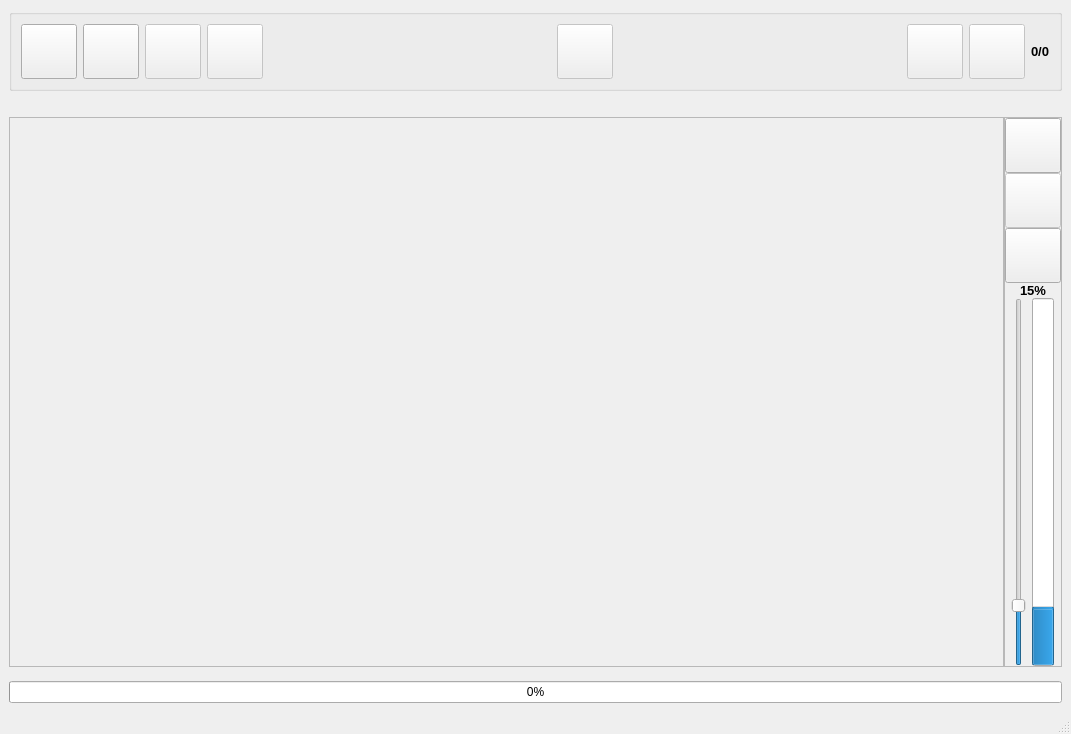
Before: the Qt Designer form src/ui/main_ui/ui_main.ui in sclMAX/NsfwScannAndExplorer, drawn with Qt 5.
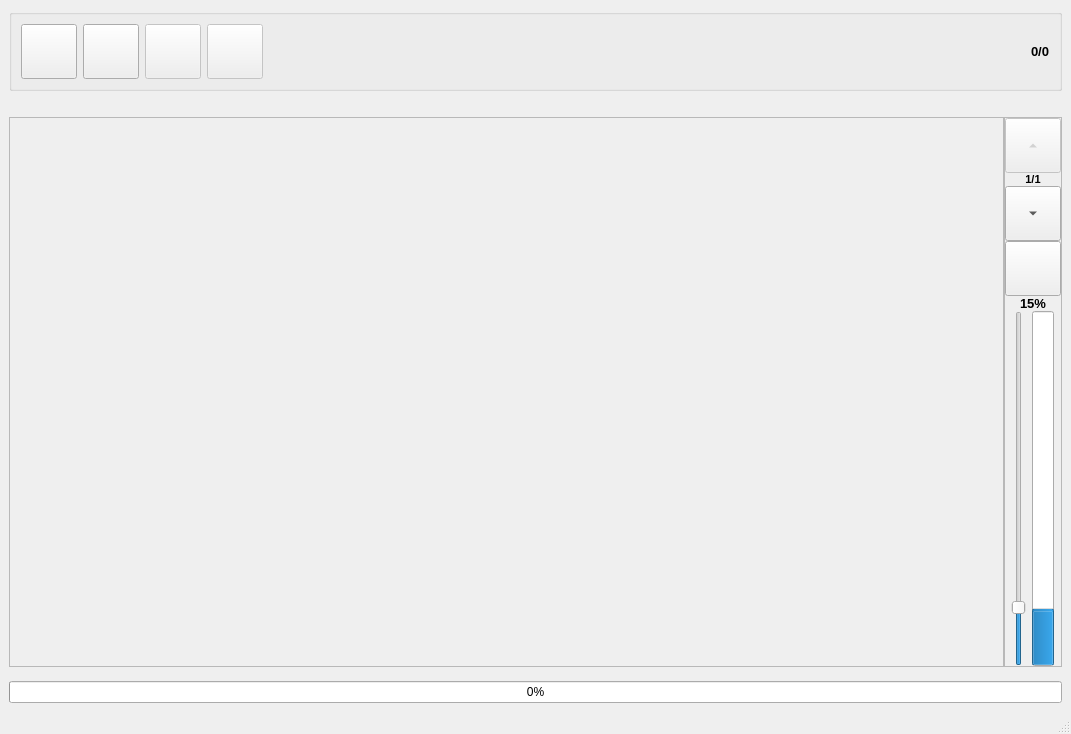
After: the same form once the commit is applied. Icons and pictures are not drawn.

Patch:
```diff
--- a/src/ui/main_ui/ui_main.ui
+++ b/src/ui/main_ui/ui_main.ui
@@ -136,88 +136,6 @@
          </property>
         </spacer>
        </item>
-       <item>
-        <widget class="QToolButton" name="btnCreateMiniatures">
-         <property name="enabled">
-          <bool>false</bool>
-         </property>
-         <property name="toolTip">
-          <string>&lt;html&gt;&lt;head/&gt;&lt;body&gt;&lt;p&gt;Crear miniaturas.&lt;/p&gt;&lt;/body&gt;&lt;/html&gt;</string>
-         </property>
-         <property name="text">
-          <string/>
-         </property>
-         <property name="icon">
-          <iconset>
-           <normaloff>icons/icon-th-large.png</normaloff>icons/icon-th-large.png</iconset>
-         </property>
-         <property name="iconSize">
-          <size>
-           <width>48</width>
-           <height>48</height>
-          </size>
-         </property>
-        </widget>
-       </item>
-       <item>
-        <spacer name="horizontalSpacer">
-         <property name="orientation">
-          <enum>Qt::Horizontal</enum>
-         </property>
-         <property name="sizeHint" stdset="0">
-          <size>
-           <width>40</width>
-           <height>20</height>
-          </size>
-         </property>
-        </spacer>
-       </item>
-       <item>
-        <widget class="QToolButton" name="btnUnsSelect">
-         <property name="enabled">
-          <bool>false</bool>
-         </property>
-         <property name="toolTip">
-          <string>Quitar Seleccion</string>
-         </property>
-         <property name="text">
-          <string/>
-         </property>
-         <property name="icon">
-          <iconset>
-           <normaloff>icons/icon-th-list.png</normaloff>icons/icon-th-list.png</iconset>
-         </property>
-         <property name="iconSize">
-          <size>
-           <width>48</width>
-           <height>48</height>
-          </size>
-         </property>
-        </widget>
-       </item>
-       <item>
-        <widget class="QToolButton" name="btnRemove">
-         <property name="enabled">
-          <bool>false</bool>
-         </property>
-         <property name="toolTip">
-          <string>Eliminar Seleccionados</string>
-         </property>
-         <property name="text">
-          <string/>
-         </property>
-         <property name="icon">
-          <iconset>
-           <normaloff>icons/icon-trash.png</normaloff>icons/icon-trash.png</iconset>
-         </property>
-         <property name="iconSize">
-          <size>
-           <width>48</width>
-           <height>48</height>
-          </size>
-         </property>
-        </widget>
-       </item>
        <item>
         <widget class="QLabel" name="lblSelCount">
          <property name="font">
@@ -305,7 +223,10 @@
             <number>0</number>
            </property>
            <item alignment="Qt::AlignHCenter">
-            <widget class="QToolButton" name="btnList">
+            <widget class="QToolButton" name="btnListUp">
+             <property name="enabled">
+              <bool>false</bool>
+             </property>
              <property name="toolTip">
               <string>Ver Lista</string>
              </property>
@@ -322,12 +243,32 @@
                <height>48</height>
               </size>
              </property>
+             <property name="arrowType">
+              <enum>Qt::UpArrow</enum>
+             </property>
+            </widget>
+           </item>
+           <item>
+            <widget class="QLabel" name="lblPages">
+             <property name="font">
+              <font>
+               <pointsize>8</pointsize>
+               <weight>75</weight>
+               <bold>true</bold>
+              </font>
+             </property>
+             <property name="text">
+              <string>1/1</string>
+             </property>
+             <property name="alignment">
+              <set>Qt::AlignCenter</set>
+             </property>
             </widget>
            </item>
            <item alignment="Qt::AlignHCenter">
             <widget class="QToolButton" name="btnGrid">
              <property name="enabled">
-              <bool>false</bool>
+              <bool>true</bool>
              </property>
              <property name="toolTip">
               <string>Ver Mosaico</string>
@@ -345,6 +286,9 @@
                <height>48</height>
               </size>
              </property>
+             <property name="arrowType">
+              <enum>Qt::DownArrow</enum>
+             </property>
             </widget>
            </item>
            <item>
@@ -371,6 +315,9 @@
              <property name="checkable">
               <bool>true</bool>
              </property>
+             <property name="checked">
+              <bool>false</bool>
+             </property>
             </widget>
            </item>
            <item>
```
Left out of the diff: 37 changed lines with no effect on the pictures.
